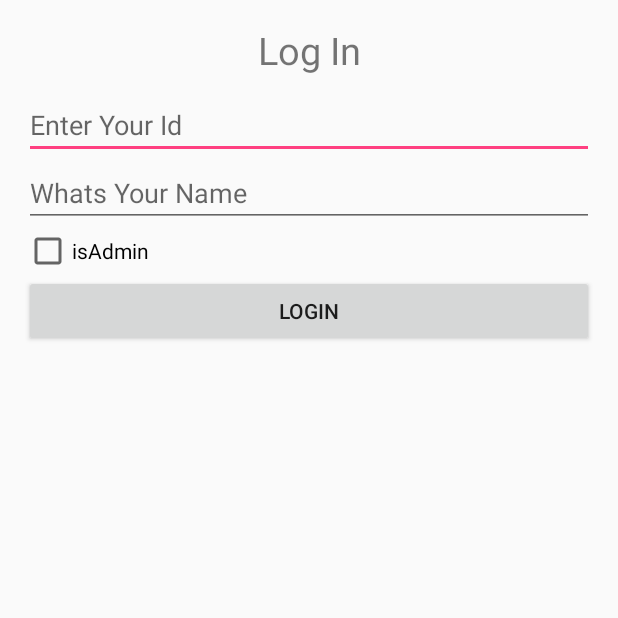
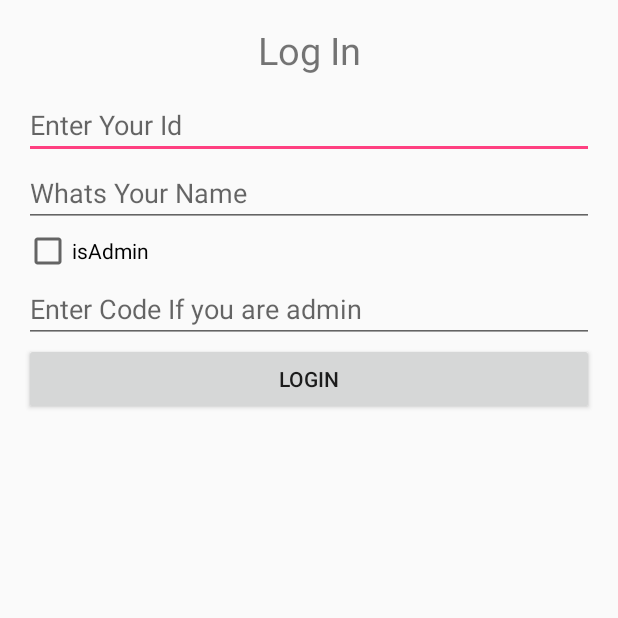
Before and after one commit to rahul-sinha1908/sales-app, an Android app: the screen it shows after launch (LoginScreen), on a phone screen of 412 x 824 dp, the top half of it. Run offline under Robolectric (Android 15) with nearby library versions, the phone set to English and light mode, and no system bars.

Commit message:
Added Password Protection for being Admin

```diff
--- a/app/src/main/java/com/applehack/rsinha/salesapp/LoginScreen.java
+++ b/app/src/main/java/com/applehack/rsinha/salesapp/LoginScreen.java
@@ -3,17 +3,19 @@ package com.applehack.rsinha.salesapp;
 import android.content.Intent;
 import android.support.v7.app.AppCompatActivity;
 import android.os.Bundle;
+import android.util.Log;
 import android.view.View;
 import android.widget.Button;
 import android.widget.CheckBox;
 import android.widget.TextView;
+import android.widget.Toast;
 
 import org.w3c.dom.Text;
 
 public class LoginScreen extends AppCompatActivity {
 
     private Button btn;
-    private TextView id,name;
+    private TextView id,name,pass;
     private CheckBox cb;
     @Override
     protected void onCreate(Bundle savedInstanceState) {
@@ -25,6 +27,7 @@ public class LoginScreen extends AppCompatActivity {
     private void bindListener(){
         btn=(Button)findViewById(R.id.btn_login);
         id=(TextView)findViewById(R.id.txt_login_id);
+        pass=(TextView)findViewById(R.id.password);
         name=(TextView)findViewById(R.id.txt_login_name);
         cb=(CheckBox)findViewById(R.id.checkBox2);
 
@@ -34,7 +37,12 @@ public class LoginScreen extends AppCompatActivity {
                 Intent i=new Intent(LoginScreen.this ,MainActivity.class);
                 i.putExtra("id",id.getText().toString());
                 i.putExtra("name",name.getText().toString());
-                i.putExtra("admin",cb.isChecked());
+                Log.i("database",pass.getText().toString());
+                if(pass.getText().toString().equals("Hello")) {
+                    Toast.makeText(LoginScreen.this,"Logged In as Admin",Toast.LENGTH_LONG).show();
+                    i.putExtra("admin", cb.isChecked());
+                }else
+                    i.putExtra("admin",false);
                 startActivity(i);
             }
         });
--- a/app/src/main/java/com/applehack/rsinha/salesapp/database/MyData.java
+++ b/app/src/main/java/com/applehack/rsinha/salesapp/database/MyData.java
@@ -21,7 +21,7 @@ public class MyData {
         this.url=url;
         this.description=description;
         this.price=Integer.parseInt(price);
-        Log.i("database","Price : "+this.price);
+        //Log.i("database","Price : "+this.price);
     }
 
 }
--- a/app/src/main/res/layout/activity_login_screen.xml
+++ b/app/src/main/res/layout/activity_login_screen.xml
@@ -42,6 +42,14 @@
         android:layout_height="wrap_content"
         android:id="@+id/checkBox2" />
 
+    <EditText
+        android:layout_width="match_parent"
+        android:layout_height="wrap_content"
+        android:inputType="textPassword"
+        android:ems="10"
+        android:id="@+id/password"
+        android:hint="Enter Code If you are admin" />
+
     <Button
         android:text="Login"
         android:layout_width="match_parent"
```
Also changed, not shown: app/src/main/java/com/applehack/rsinha/salesapp/MainActivity.java (+12 -0 lines).
